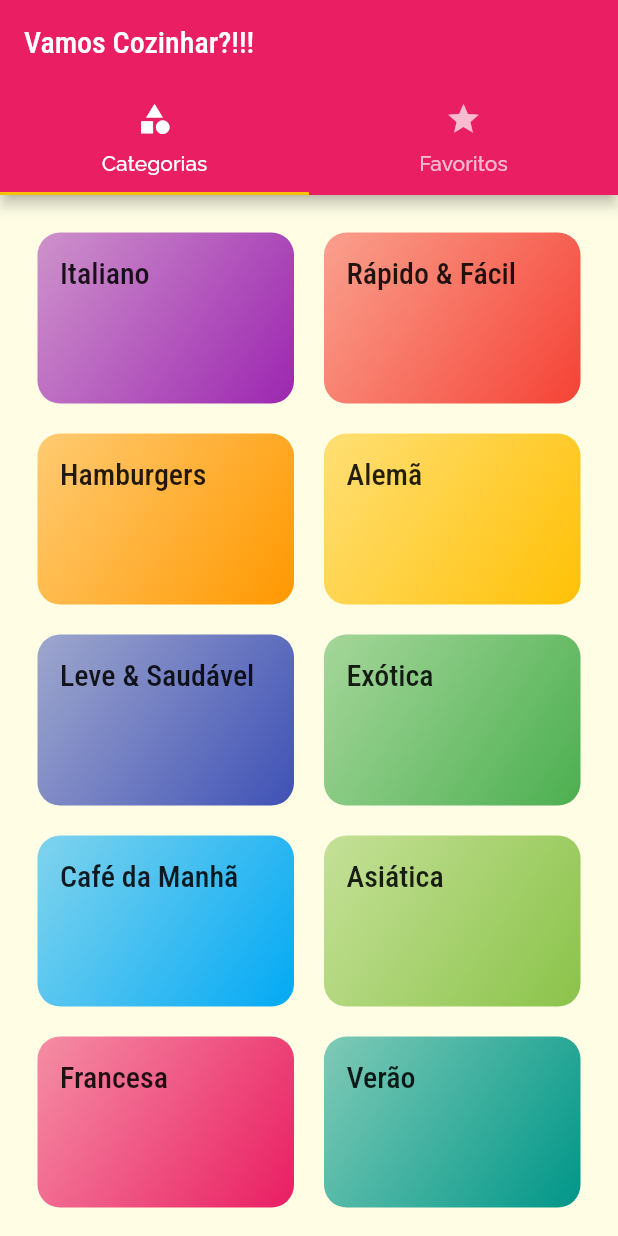
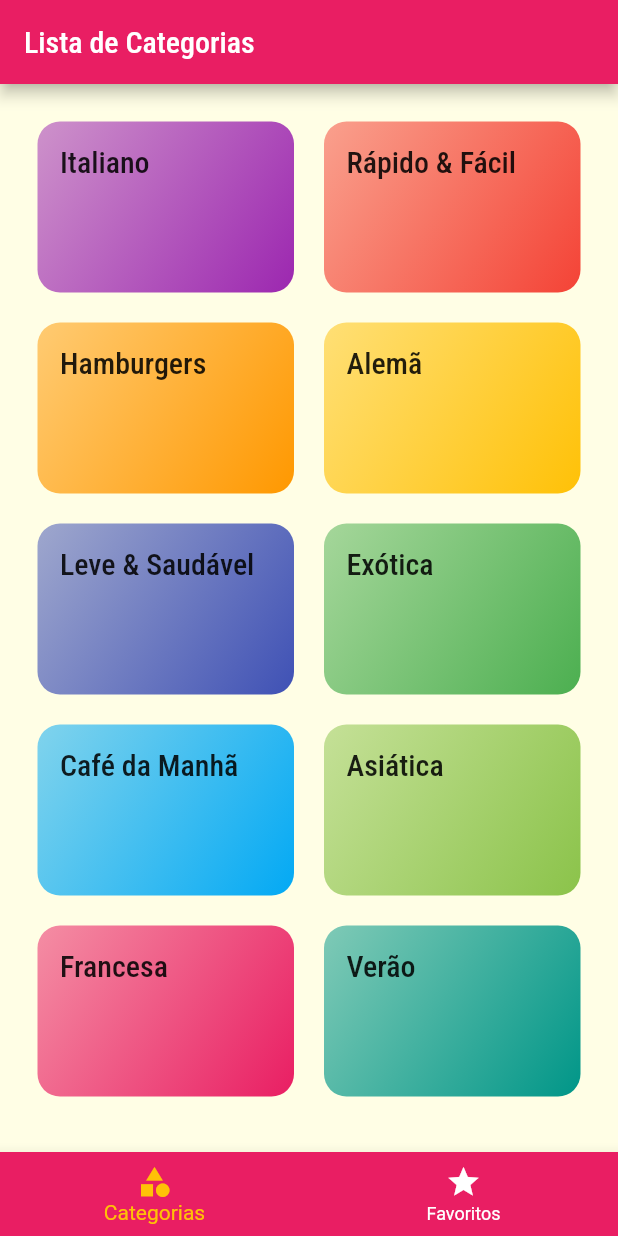
Before and after one commit to Souza83/meals, a Flutter app: the screen it shows after launch, on a phone screen of 412 x 824 dp. Run offline on Flutter 3.47's test engine with Material 2 defaults, Android fonts, the phone set to English and light mode, and no system bars.

Commit message:
Adicionar TabBar na Parte Inferior.

```diff
--- a/lib/screens/tabs_screen.dart
+++ b/lib/screens/tabs_screen.dart
@@ -1,34 +1,56 @@
 import 'package:flutter/material.dart';
+
 import 'favorite_screen.dart';
 import 'categories_screen.dart';
 
-class TabsScreen extends StatelessWidget {
+class TabsScreen extends StatefulWidget {
+  @override
+  _TabsScreenState createState() => _TabsScreenState();
+}
+
+class _TabsScreenState extends State<TabsScreen> {
+  int _selectedScreenIndex = 0;
+
+  final List<String> _titles = [
+    'Lista de Categorias',
+    'Meus Favoritos',
+  ];
+
+  final List<Widget> _screens = [
+    CategoriesScreen(),
+    FavoriteScreen(),
+  ];
+
+  //Função de seleção
+  _selectedScreen(int index) {
+    setState(() {
+      _selectedScreenIndex = index;
+    });
+  }
+
   @override
   Widget build(BuildContext context) {
-    return DefaultTabController(
-      length: 2,
-      child: Scaffold(
-        appBar: AppBar(
-          title: Text('Vamos Cozinhar?!!!'),
-          bottom: TabBar(
-            tabs: [
-              Tab(
-                icon: Icon(Icons.category),
-                text: 'Categorias',
-              ),
-              Tab(
-                icon: Icon(Icons.star),
-                text: 'Favoritos',
-              ),
-            ],
+    return Scaffold(
+      appBar: AppBar(
+        title: Text(_titles[_selectedScreenIndex]),
+      ),
+      body: _screens[_selectedScreenIndex],
+      bottomNavigationBar: BottomNavigationBar(
+        onTap: _selectedScreen,
+        backgroundColor: Theme.of(context).primaryColor,
+        unselectedItemColor: Colors.white, // Icone branco qdo ñ selecionado
+        selectedItemColor: Theme.of(context).accentColor,
+        currentIndex: _selectedScreenIndex,
+        items: [
+          BottomNavigationBarItem(
+            icon: Icon(Icons.category),
+            label: 'Categorias',
           ),
-        ),
-        body: TabBarView(
-          children: [
-            CategoriesScreen(),
-            FavoriteScreen(),
-          ],
-        ),
+          BottomNavigationBarItem(
+            icon: Icon(Icons.star),
+            label: 'Favoritos',
+          ),
+        ],
       ),
     );
   }
```
